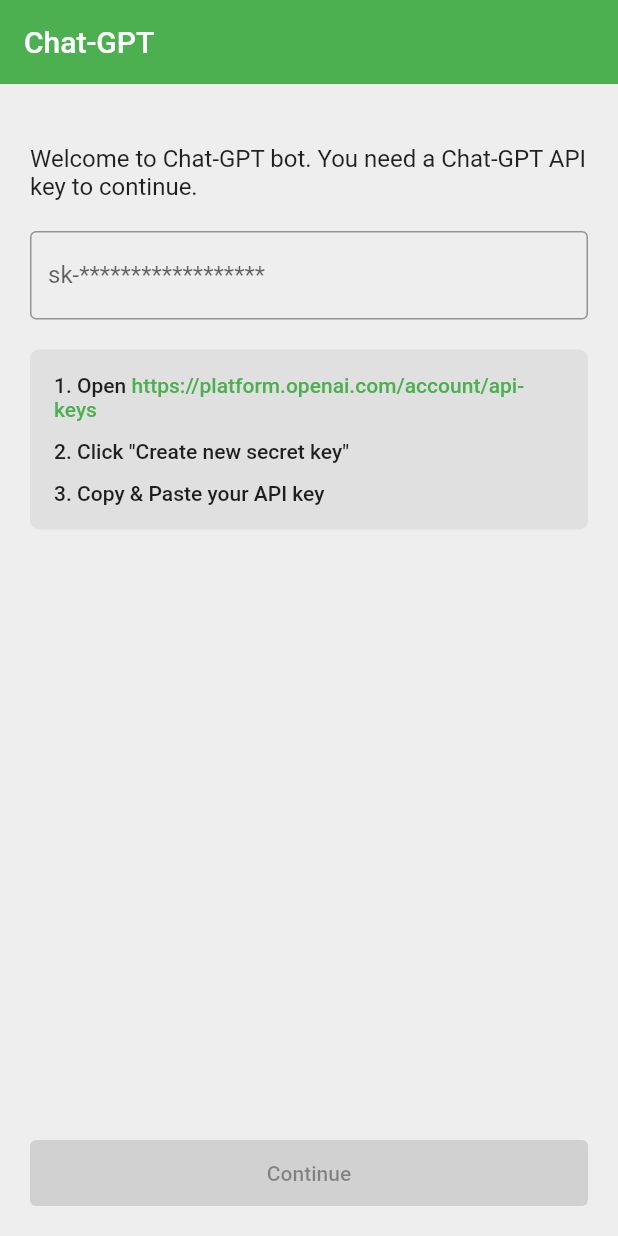
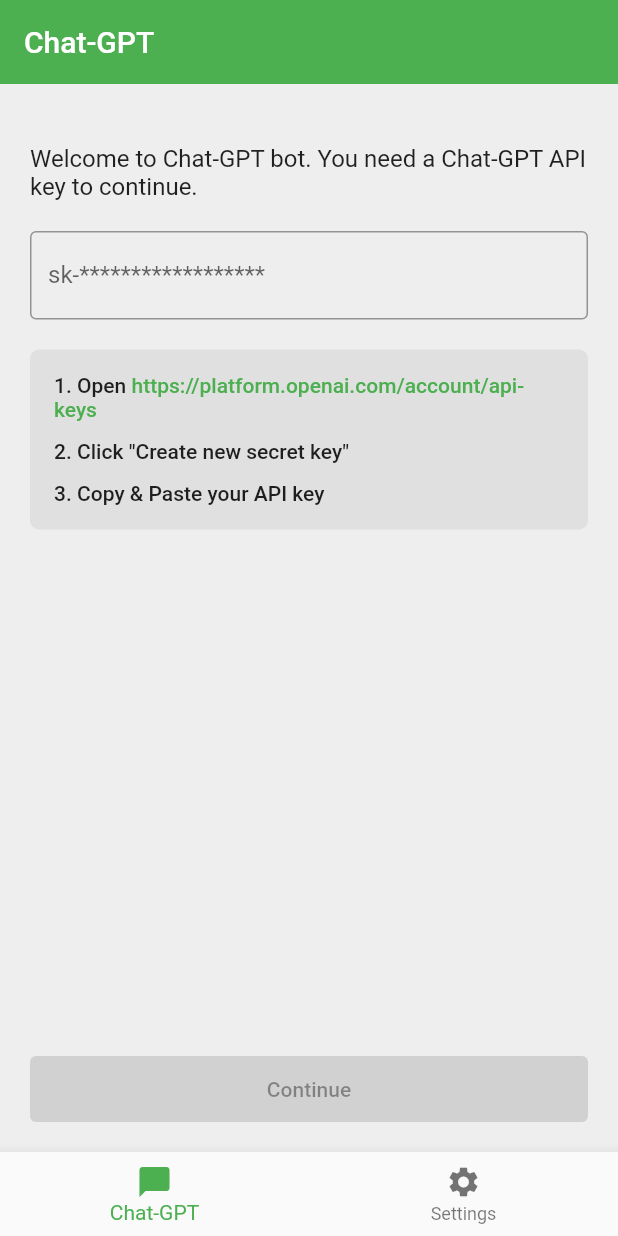
Before and after one commit to derekcoder/oneapp, a Flutter app: the screen it shows after launch, on a phone screen of 412 x 824 dp. Run offline on Flutter 3.47's test engine with Material 2 defaults, Android fonts, the light colour scheme and no system bars; our stand-ins replace flutter_markdown, shared_preferences.

Commit message:
Add chatgpt home page

```diff
--- a/lib/main.dart
+++ b/lib/main.dart
@@ -3,7 +3,7 @@
 import 'package:oneapp/repositories/subapp_repository.dart';
 import 'package:oneapp/services/backend/chatgpt_api.dart';
 import 'package:oneapp/services/preference/app_preference.dart';
-import 'package:oneapp/subapps/chatgpt_page.dart';
+import 'package:oneapp/subapps/chatgpt/chatgpt_home_page.dart';
 import 'package:provider/provider.dart';
 import 'package:shared_preferences/shared_preferences.dart';
 
@@ -49,7 +49,7 @@
             // scaffoldBackgroundColor: Colors.white,
             scaffoldBackgroundColor: Colors.grey[200],
           ),
-          home: const ChatgptPage(),
+          home: const ChatgptHomePage(),
         );
       }),
     );
--- a/lib/models/chatgpt_subapp.dart
+++ b/lib/models/chatgpt_subapp.dart
@@ -1,10 +1,10 @@
 import 'package:flutter/material.dart';
 import 'package:oneapp/models/subapp.dart';
-import 'package:oneapp/subapps/chatgpt_page.dart';
+import 'package:oneapp/subapps/chatgpt/chatgpt_home_page.dart';
 
 class ChatGPTSubapp extends Subapp {
   ChatGPTSubapp({required super.name, required super.color});
 
   @override
-  Widget get homePage => const ChatgptPage();
+  Widget get homePage => const ChatgptHomePage();
 }
--- /dev/null
+++ b/lib/subapps/chatgpt/chatgpt_home_page.dart
@@ -0,0 +1,48 @@
+import 'package:flutter/material.dart';
+import 'package:oneapp/subapps/chatgpt/chatgpt_page.dart';
+import 'package:oneapp/subapps/chatgpt/settings_page.dart';
+
+class ChatgptHomePage extends StatefulWidget {
+  const ChatgptHomePage({super.key});
+
+  static const chatPage = ChatgptPage();
+  static const settingsPage = SettingsPage();
+
+  @override
+  State<ChatgptHomePage> createState() => _ChatgptHomePageState();
+}
+
+class _ChatgptHomePageState extends State<ChatgptHomePage> {
+  int _currentIndex = 0;
+
+  @override
+  Widget build(BuildContext context) {
+    return Scaffold(
+      body: IndexedStack(
+        index: _currentIndex,
+        children: const [
+          ChatgptHomePage.chatPage,
+          ChatgptHomePage.settingsPage
+        ],
+      ),
+      bottomNavigationBar: BottomNavigationBar(
+        currentIndex: _currentIndex,
+        onTap: (index) {
+          setState(() {
+            _currentIndex = index;
+          });
+        },
+        items: const [
+          BottomNavigationBarItem(
+            label: 'Chat-GPT',
+            icon: Icon(Icons.chat_bubble_rounded),
+          ),
+          BottomNavigationBarItem(
+            label: 'Settings',
+            icon: Icon(Icons.settings),
+          ),
+        ],
+      ),
+    );
+  }
+}
--- a/lib/subapps/chatgpt_page.dart
+++ b/lib/subapps/chatgpt/chatgpt_page.dart
@@ -8,8 +8,7 @@
 import 'package:oneapp/services/backend/backend_exception.dart';
 import 'package:oneapp/services/backend/chatgpt_api.dart';
 import 'package:oneapp/services/preference/app_preference.dart';
-import 'package:oneapp/subapps/settings_page.dart';
-import 'package:oneapp/subapps/view_model.dart';
+import 'package:oneapp/subapps/shared_components/view_model.dart';
 import 'package:provider/provider.dart';
 import 'package:url_launcher/url_launcher.dart';
 
@@ -52,18 +51,6 @@
                         viewModel.messages.isEmpty ? null : viewModel.clear,
                     icon: const Icon(Icons.delete),
                   ),
-            actions: [
-              if (viewModel.apiKey.isNotEmpty)
-                IconButton(
-                  onPressed: () {
-                    final route = MaterialPageRoute(
-                      builder: (_) => const SettingsPage(),
-                    );
-                    Navigator.push(context, route);
-                  },
-                  icon: const Icon(Icons.settings),
-                ),
-            ],
           ),
           body: SafeArea(
             child: viewModel.apiKey.isEmpty
--- a/lib/subapps/settings_page.dart
+++ b/lib/subapps/chatgpt/settings_page.dart
@@ -2,7 +2,7 @@
 import 'package:flutter/material.dart';
 import 'package:oneapp/services/backend/chatgpt_api.dart';
 import 'package:oneapp/services/preference/app_preference.dart';
-import 'package:oneapp/subapps/view_model.dart';
+import 'package:oneapp/subapps/shared_components/view_model.dart';
 import 'package:provider/provider.dart';
 import 'package:url_launcher/url_launcher.dart';
 
```
Also changed, not shown: lib/subapps/shared_components/view_model.dart (renamed from lib/subapps/view_model.dart).
